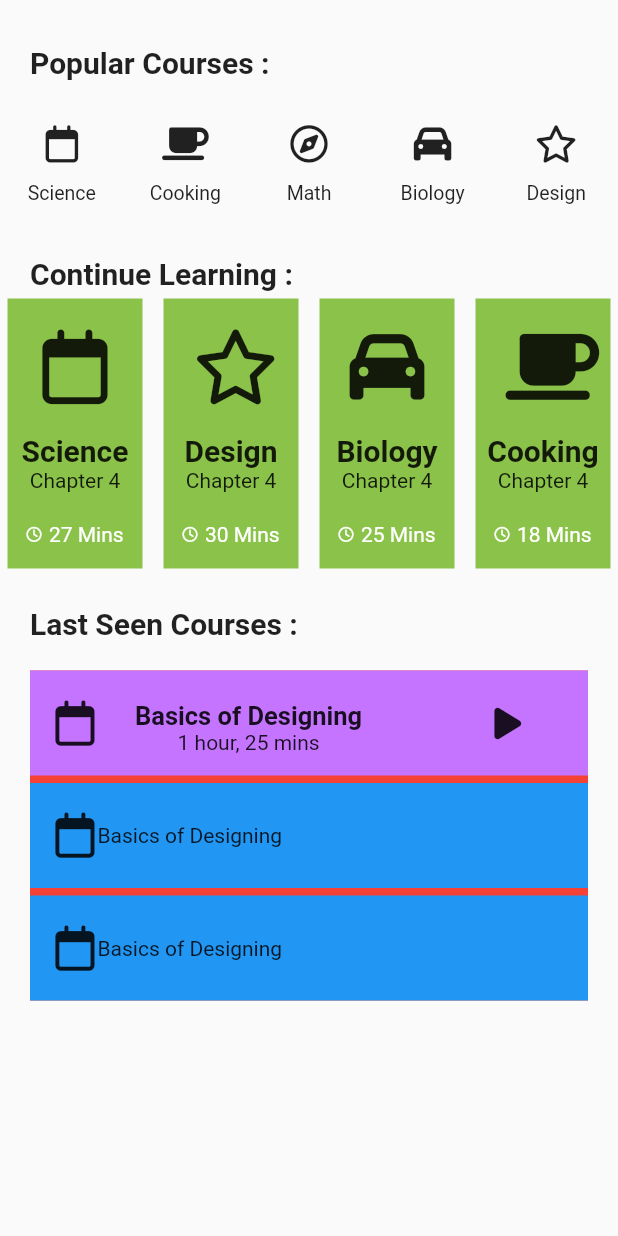
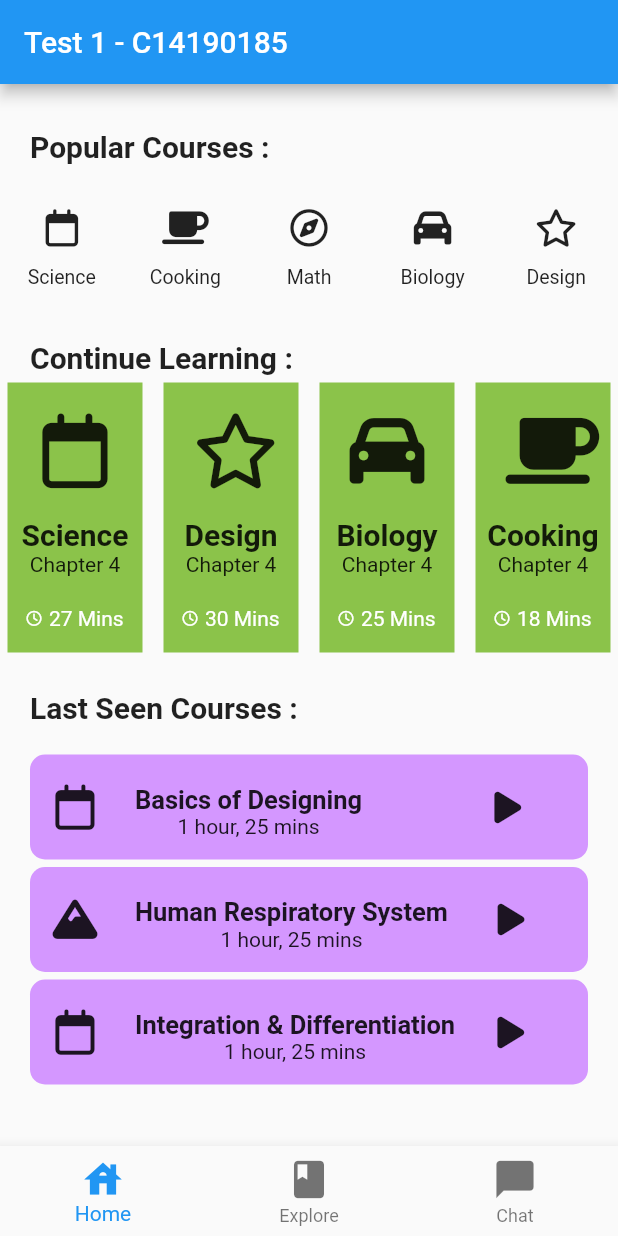
Before and after one commit to sedjierichson/uts_nomor_2, a Flutter app: the screen it shows after launch, on a phone screen of 412 x 824 dp. Run offline on Flutter 3.47's test engine with Material 2 defaults, Android fonts, the phone set to English and light mode, and no system bars; our stand-ins replace font_awesome_flutter.

Commit message:
Versi 3 Final

```diff
--- a/lib/home_screen.dart
+++ b/lib/home_screen.dart
@@ -57,6 +57,7 @@ class _HomeScreenState extends State<HomeScreen> {
   @override
   Widget build(BuildContext context) {
     return Scaffold(
+      appBar: AppBar(title: Text('Test 1 - C14190185'),),
       body: SafeArea(
         child: ListView(
           padding: EdgeInsets.symmetric(vertical: 30.0),
@@ -263,7 +264,7 @@ class _HomeScreenState extends State<HomeScreen> {
                       children: [
                         Container(
                           margin: EdgeInsets.all(20.0),
-                          child: Align(
+                          child: const Align(
                           alignment: Alignment.centerLeft,
                           child: Icon(
                             FontAwesomeIcons.mugSaucer,
@@ -273,7 +274,7 @@ class _HomeScreenState extends State<HomeScreen> {
                         ),
 
                         Container(
-                          child: Text(
+                          child: const Text(
                           "Cooking",
                           style: TextStyle(
                             fontSize: 20.0,
@@ -287,7 +288,7 @@ class _HomeScreenState extends State<HomeScreen> {
                         SizedBox(height: 20.0),
                         Row(
                           mainAxisAlignment: MainAxisAlignment.center,
-                          children: [
+                          children: const [
 
                             Icon(
                               FontAwesomeIcons.clock,
@@ -311,27 +312,27 @@ class _HomeScreenState extends State<HomeScreen> {
                 ],
               ),
             ),
-            SizedBox(height: 20.0,),
-            Padding(
-              padding: const EdgeInsets.only(left: 20.0, right: 120.0),
+            const SizedBox(height: 20.0,),
+            const Padding(
+              padding: EdgeInsets.only(left: 20.0, right: 120.0),
               child: Text(
                 'Last Seen Courses : ',
                 style: TextStyle(fontSize: 20.0, fontWeight: FontWeight.bold),
               )
             ),
             Container(
-
               margin: EdgeInsets.all(20.0),
               height: 220.0,
-              color : Colors.red,
               child: Column(
                 mainAxisAlignment: MainAxisAlignment.spaceBetween,
                 children: [
                   Container(
-
+                    decoration: BoxDecoration(
+                          color: Color.fromARGB(255, 212, 151, 255),
+                          borderRadius: BorderRadius.circular(10.0),
+                        ),
                     width: 400.0,
                     height: 70.0,
-                    color: Color.fromRGBO(197, 116, 255, 1),
                     child: Row(
                       children: [
                         Container(
@@ -357,38 +358,100 @@ class _HomeScreenState extends State<HomeScreen> {
                     ),
                   ),
                   Container(
+                    decoration: BoxDecoration(
+                          color: Color.fromARGB(255, 212, 151, 255),
+                          borderRadius: BorderRadius.circular(10.0),
+                        ),
                     width: 400.0,
                     height: 70.0,
-                    color: Colors.blue,
+                    //color: Color.fromARGB(255, 212, 151, 255),
+                    child: Row(
+                      children: [
+                        Container(
+                          margin: EdgeInsets.fromLTRB(15, 0, 0, 0),
+                          child: Icon(FontAwesomeIcons.mountain, size: 30.0,),
+                        ),
+                        Container(
+                          margin: EdgeInsets.only(top: 20.0, left: 25.0),
+                          child:Column(
+
+                          children: [
+                            Text("Human Respiratory System", style:
+                            TextStyle(fontWeight: FontWeight.bold, fontSize: 17.0),),
+                            Text("1 hour, 25 mins", textAlign: TextAlign.left,),
+                          ],
+                        ),
+                        ),
+                        Container(
+                          margin: EdgeInsets.only(left: 30.0),
+                          child: Icon(FontAwesomeIcons.play),
+                        )
+                      ]
+                    ),
+                  ),
+                  Container(
+
+                    width: 400.0,
+                    height: 70.0,
+                    decoration: BoxDecoration(
+                          color: Color.fromARGB(255, 212, 151, 255),
+                          borderRadius: BorderRadius.circular(10.0),
+                        ),
                     child: Row(
                       children: [
                         Container(
                           margin: EdgeInsets.fromLTRB(15, 0, 0, 0),
                           child: Icon(FontAwesomeIcons.calendar, size: 30.0,),
                         ),
-                        Text("Basics of Designing")
+                        Container(
+                          margin: EdgeInsets.only(top: 20.0, left: 25.0),
+                          child:Column(
+
+                          children: [
+                            Text("Integration & Differentiation", style:
+                            TextStyle(fontWeight: FontWeight.bold, fontSize: 17.0),),
+                            Text("1 hour, 25 mins", textAlign: TextAlign.left,),
+                          ],
+                        ),
+                        ),
+                        Container(
+                          margin: EdgeInsets.only(left: 25.0),
+                          child: Icon(FontAwesomeIcons.play),
+                        )
                       ]
                     ),
                   ),
-                  Container(
-                    width: 400.0,
-                    height: 70.0,
-                    color: Colors.blue,
-                    child: Row(
-                      children: [
-                        Container(
-                          margin: EdgeInsets.fromLTRB(15, 0, 0, 0),
-                          child: Icon(FontAwesomeIcons.calendar, size: 30.0,),
-                        ),
-                        Text("Basics of Designing")
-                      ]
-                    ),
-                  )
                 ],
               ),
             )
           ],
         ),
+
+      ),
+      bottomNavigationBar: BottomNavigationBar(
+        items: const [
+          BottomNavigationBarItem(
+            icon: Icon(
+              Icons.house,
+              size: 30.0,
+            ),
+            label: 'Home',
+          ),
+          BottomNavigationBarItem(
+            icon: Icon(
+              Icons.book,
+              size: 30.0,
+            ),
+            label: 'Explore',
+          ),
+          BottomNavigationBarItem(
+            icon: Icon(
+              Icons.chat_bubble,
+              size: 30.0,
+            ),
+            label: 'Chat',
+          ),
+        ]
       ),
     );
   }
```
